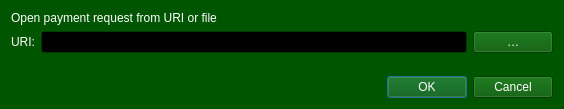
xviicoin-project/xviicoin, file src/qt/forms/openuridialog.ui: the form before one commit.
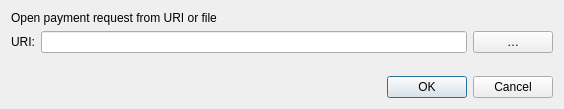
The form after the commit. Custom widgets are drawn as their Qt base class.

Diff of the .ui file:
```diff
--- a/src/qt/forms/openuridialog.ui
+++ b/src/qt/forms/openuridialog.ui
@@ -10,448 +10,6 @@
     <height>109</height>
    </rect>
   </property>
-  <property name="palette">
-   <palette>
-    <active>
-     <colorrole role="WindowText">
-      <brush brushstyle="SolidPattern">
-       <color alpha="255">
-        <red>255</red>
-        <green>255</green>
-        <blue>255</blue>
-       </color>
-      </brush>
-     </colorrole>
-     <colorrole role="Button">
-      <brush brushstyle="SolidPattern">
-       <color alpha="255">
-        <red>0</red>
-        <green>85</green>
-        <blue>0</blue>
-       </color>
-      </brush>
-     </colorrole>
-     <colorrole role="Light">
-      <brush brushstyle="SolidPattern">
-       <color alpha="255">
-        <red>0</red>
-        <green>127</green>
-        <blue>0</blue>
-       </color>
-      </brush>
-     </colorrole>
-     <colorrole role="Midlight">
-      <brush brushstyle="SolidPattern">
-       <color alpha="255">
-        <red>0</red>
-        <green>106</green>
-        <blue>0</blue>
-       </color>
-      </brush>
-     </colorrole>
-     <colorrole role="Dark">
-      <brush brushstyle="SolidPattern">
-       <color alpha="255">
-        <red>0</red>
-        <green>42</green>
-        <blue>0</blue>
-       </color>
-      </brush>
-     </colorrole>
-     <colorrole role="Mid">
-      <brush brushstyle="SolidPattern">
-       <color alpha="255">
-        <red>0</red>
-        <green>56</green>
-        <blue>0</blue>
-       </color>
-      </brush>
-     </colorrole>
-     <colorrole role="Text">
-      <brush brushstyle="SolidPattern">
-       <color alpha="255">
-        <red>255</red>
-        <green>255</green>
-        <blue>255</blue>
-       </color>
-      </brush>
-     </colorrole>
-     <colorrole role="BrightText">
-      <brush brushstyle="SolidPattern">
-       <color alpha="255">
-        <red>255</red>
-        <green>255</green>
-        <blue>255</blue>
-       </color>
-      </brush>
-     </colorrole>
-     <colorrole role="ButtonText">
-      <brush brushstyle="SolidPattern">
-       <color alpha="255">
-        <red>255</red>
-        <green>255</green>
-        <blue>255</blue>
-       </color>
-      </brush>
-     </colorrole>
-     <colorrole role="Base">
-      <brush brushstyle="SolidPattern">
-       <color alpha="255">
-        <red>0</red>
-        <green>0</green>
-        <blue>0</blue>
-       </color>
-      </brush>
-     </colorrole>
-     <colorrole role="Window">
-      <brush brushstyle="SolidPattern">
-       <color alpha="255">
-        <red>0</red>
-        <green>85</green>
-        <blue>0</blue>
-       </color>
-      </brush>
-     </colorrole>
-     <colorrole role="Shadow">
-      <brush brushstyle="SolidPattern">
-       <color alpha="255">
-        <red>0</red>
-        <green>0</green>
-        <blue>0</blue>
-       </color>
-      </brush>
-     </colorrole>
-     <colorrole role="AlternateBase">
-      <brush brushstyle="SolidPattern">
-       <color alpha="255">
-        <red>0</red>
-        <green>42</green>
-        <blue>0</blue>
-       </color>
-      </brush>
-     </colorrole>
-     <colorrole role="ToolTipBase">
-      <brush brushstyle="SolidPattern">
-       <color alpha="255">
-        <red>255</red>
-        <green>255</green>
-        <blue>220</blue>
-       </color>
-      </brush>
-     </colorrole>
-     <colorrole role="ToolTipText">
-      <brush brushstyle="SolidPattern">
-       <color alpha="255">
-        <red>0</red>
-        <green>0</green>
-        <blue>0</blue>
-       </color>
-      </brush>
-     </colorrole>
-     <colorrole role="PlaceholderText">
-      <brush brushstyle="SolidPattern">
-       <color alpha="128">
-        <red>255</red>
-        <green>255</green>
-        <blue>255</blue>
-       </color>
-      </brush>
-     </colorrole>
-    </active>
-    <inactive>
-     <colorrole role="WindowText">
-      <brush brushstyle="SolidPattern">
-       <color alpha="255">
-        <red>255</red>
-        <green>255</green>
-        <blue>255</blue>
-       </color>
-      </brush>
-     </colorrole>
-     <colorrole role="Button">
-      <brush brushstyle="SolidPattern">
-       <color alpha="255">
-        <red>0</red>
-        <green>85</green>
-        <blue>0</blue>
-       </color>
-      </brush>
-     </colorrole>
-     <colorrole role="Light">
-      <brush brushstyle="SolidPattern">
-       <color alpha="255">
-        <red>0</red>
-        <green>127</green>
-        <blue>0</blue>
-       </color>
-      </brush>
-     </colorrole>
-     <colorrole role="Midlight">
-      <brush brushstyle="SolidPattern">
-       <color alpha="255">
-        <red>0</red>
-        <green>106</green>
-        <blue>0</blue>
-       </color>
-      </brush>
-     </colorrole>
-     <colorrole role="Dark">
-      <brush brushstyle="SolidPattern">
-       <color alpha="255">
-        <red>0</red>
-        <green>42</green>
-        <blue>0</blue>
-       </color>
-      </brush>
-     </colorrole>
-     <colorrole role="Mid">
-      <brush brushstyle="SolidPattern">
-       <color alpha="255">
-        <red>0</red>
-        <green>56</green>
-        <blue>0</blue>
-       </color>
-      </brush>
-     </colorrole>
-     <colorrole role="Text">
-      <brush brushstyle="SolidPattern">
-       <color alpha="255">
-        <red>255</red>
-        <green>255</green>
-        <blue>255</blue>
-       </color>
-      </brush>
-     </colorrole>
-     <colorrole role="BrightText">
-      <brush brushstyle="SolidPattern">
-       <color alpha="255">
-        <red>255</red>
-        <green>255</green>
-        <blue>255</blue>
-       </color>
-      </brush>
-     </colorrole>
-     <colorrole role="ButtonText">
-      <brush brushstyle="SolidPattern">
-       <color alpha="255">
-        <red>255</red>
-        <green>255</green>
-        <blue>255</blue>
-       </color>
-      </brush>
-     </colorrole>
-     <colorrole role="Base">
-      <brush brushstyle="SolidPattern">
-       <color alpha="255">
-        <red>0</red>
-        <green>0</green>
-        <blue>0</blue>
-       </color>
-      </brush>
-     </colorrole>
-     <colorrole role="Window">
-      <brush brushstyle="SolidPattern">
-       <color alpha="255">
-        <red>0</red>
-        <green>85</green>
-        <blue>0</blue>
-       </color>
-      </brush>
-     </colorrole>
-     <colorrole role="Shadow">
-      <brush brushstyle="SolidPattern">
-       <color alpha="255">
-        <red>0</red>
-        <green>0</green>
-        <blue>0</blue>
-       </color>
-      </brush>
-     </colorrole>
-     <colorrole role="AlternateBase">
-      <brush brushstyle="SolidPattern">
-       <color alpha="255">
-        <red>0</red>
-        <green>42</green>
-        <blue>0</blue>
-       </color>
-      </brush>
-     </colorrole>
-     <colorrole role="ToolTipBase">
-      <brush brushstyle="SolidPattern">
-       <color alpha="255">
-        <red>255</red>
-        <green>255</green>
-        <blue>220</blue>
-       </color>
-      </brush>
-     </colorrole>
-     <colorrole role="ToolTipText">
-      <brush brushstyle="SolidPattern">
-       <color alpha="255">
-        <red>0</red>
-        <green>0</green>
-        <blue>0</blue>
-       </color>
-      </brush>
-     </colorrole>
-     <colorrole role="PlaceholderText">
-      <brush brushstyle="SolidPattern">
-       <color alpha="128">
-        <red>255</red>
-        <green>255</green>
-        <blue>255</blue>
-       </color>
-      </brush>
-     </colorrole>
-    </inactive>
-    <disabled>
-     <colorrole role="WindowText">
-      <brush brushstyle="SolidPattern">
-       <color alpha="255">
-        <red>0</red>
-        <green>42</green>
-        <blue>0</blue>
-       </color>
-      </brush>
-     </colorrole>
-     <colorrole role="Button">
-      <brush brushstyle="SolidPattern">
-       <color alpha="255">
-        <red>0</red>
-        <green>85</green>
-        <blue>0</blue>
-       </color>
-      </brush>
-     </colorrole>
-     <colorrole role="Light">
-      <brush brushstyle="SolidPattern">
-       <color alpha="255">
-        <red>0</red>
-        <green>127</green>
-        <blue>0</blue>
-       </color>
-      </brush>
-     </colorrole>
-     <colorrole role="Midlight">
-      <brush brushstyle="SolidPattern">
-       <color alpha="255">
-        <red>0</red>
-        <green>106</green>
-        <blue>0</blue>
-       </color>
-      </brush>
-     </colorrole>
-     <colorrole role="Dark">
-      <brush brushstyle="SolidPattern">
-       <color alpha="255">
-        <red>0</red>
-        <green>42</green>
-        <blue>0</blue>
-       </color>
-      </brush>
-     </colorrole>
-     <colorrole role="Mid">
-      <brush brushstyle="SolidPattern">
-       <color alpha="255">
-        <red>0</red>
-        <green>56</green>
-        <blue>0</blue>
-       </color>
-      </brush>
-     </colorrole>
-     <colorrole role="Text">
-      <brush brushstyle="SolidPattern">
-       <color alpha="255">
-        <red>0</red>
-        <green>42</green>
-        <blue>0</blue>
-       </color>
-      </brush>
-     </colorrole>
-     <colorrole role="BrightText">
-      <brush brushstyle="SolidPattern">
-       <color alpha="255">
-        <red>255</red>
-        <green>255</green>
-        <blue>255</blue>
-       </color>
-      </brush>
-     </colorrole>
-     <colorrole role="ButtonText">
-      <brush brushstyle="SolidPattern">
-       <color alpha="255">
-        <red>0</red>
-        <green>42</green>
-        <blue>0</blue>
-       </color>
-      </brush>
-     </colorrole>
-     <colorrole role="Base">
-      <brush brushstyle="SolidPattern">
-       <color alpha="255">
-        <red>0</red>
-        <green>85</green>
-        <blue>0</blue>
-       </color>
-      </brush>
-     </colorrole>
-     <colorrole role="Window">
-      <brush brushstyle="SolidPattern">
-       <color alpha="255">
-        <red>0</red>
-        <green>85</green>
-        <blue>0</blue>
-       </color>
-      </brush>
-     </colorrole>
-     <colorrole role="Shadow">
-      <brush brushstyle="SolidPattern">
-       <color alpha="255">
-        <red>0</red>
-        <green>0</green>
-        <blue>0</blue>
-       </color>
-      </brush>
-     </colorrole>
-     <colorrole role="AlternateBase">
-      <brush brushstyle="SolidPattern">
-       <color alpha="255">
-        <red>0</red>
-        <green>85</green>
-        <blue>0</blue>
-       </color>
-      </brush>
-     </colorrole>
-     <colorrole role="ToolTipBase">
-      <brush brushstyle="SolidPattern">
-       <color alpha="255">
-        <red>255</red>
-        <green>255</green>
-        <blue>220</blue>
-       </color>
-      </brush>
-     </colorrole>
-     <colorrole role="ToolTipText">
-      <brush brushstyle="SolidPattern">
-       <color alpha="255">
-        <red>0</red>
-        <green>0</green>
-        <blue>0</blue>
-       </color>
-      </brush>
-     </colorrole>
-     <colorrole role="PlaceholderText">
-      <brush brushstyle="SolidPattern">
-       <color alpha="128">
-        <red>255</red>
-        <green>255</green>
-        <blue>255</blue>
-       </color>
-      </brush>
-     </colorrole>
-    </disabled>
-   </palette>
-  </property>
   <property name="windowTitle">
    <string>Open URI</string>
   </property>
```
